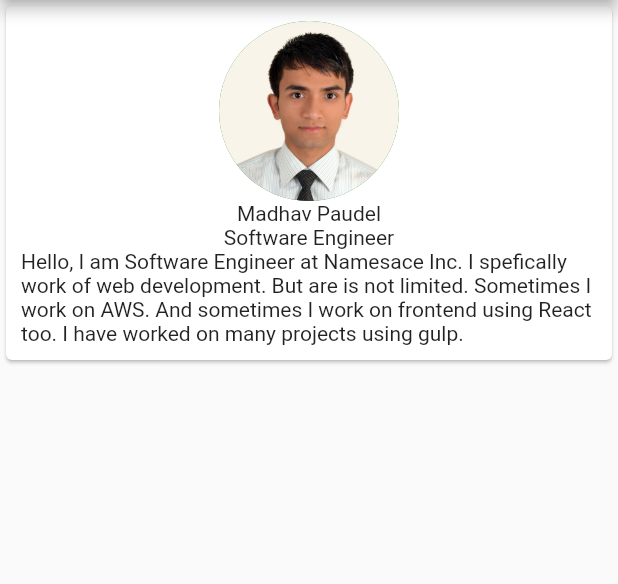
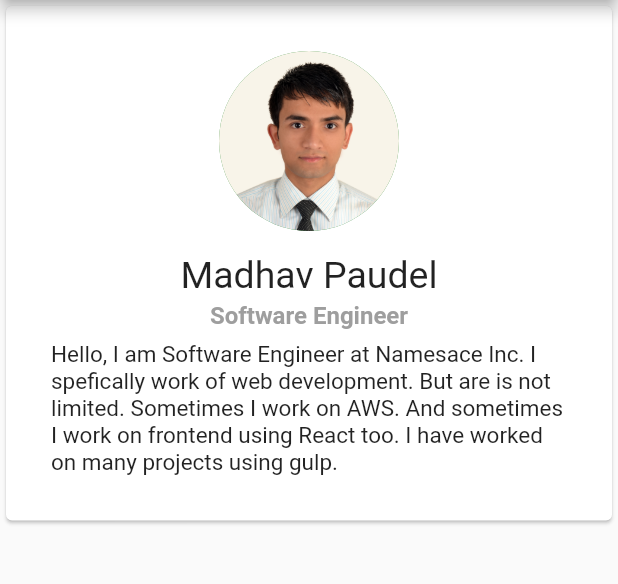
Before and after one commit to poudelmadhav/mycvapp, a Flutter app: the screen it shows after launch, on a phone screen of 412 x 824 dp, the part 84-668 px from its top. Run offline on Flutter 3.47's test engine with Material 2 defaults, Android fonts, the phone set to English and light mode, and no system bars.

Commit message:
top part font decorated and spacing fixed

```diff
--- a/lib/main.dart
+++ b/lib/main.dart
@@ -20,16 +20,46 @@ class MyApp extends StatelessWidget {
           children: <Widget>[
             Card(
               child: Padding(
-                padding: const EdgeInsets.all(10.0),
+                padding: EdgeInsets.symmetric(
+                  horizontal: 30.0,
+                  vertical: 30.0,
+                ),
                 child: Column(
                   children: <Widget>[
                     CircleAvatar(
-                      backgroundImage: AssetImage("assets/Madhav_Paudel_photo_square.jpg"),
+                      backgroundImage:
+                          AssetImage("assets/Madhav_Paudel_photo_square.jpg"),
                       radius: 60.0,
                     ),
-                    Text("Madhav Paudel"),
-                    Text("Software Engineer"),
-                    Text("Hello, I am Software Engineer at Namesace Inc. I spefically work of web development. But are is not limited. Sometimes I work on AWS. And sometimes I work on frontend using React too. I have worked on many projects using gulp."),
+                    SizedBox(
+                      height: 15.0,
+                    ),
+                    Text(
+                      "Madhav Paudel",
+                      style: TextStyle(
+                        fontSize: 25.0,
+                      ),
+                    ),
+                    SizedBox(
+                      height: 3.0,
+                    ),
+                    Text(
+                      "Software Engineer",
+                      style: TextStyle(
+                        color: Colors.grey,
+                        fontWeight: FontWeight.w600,
+                        fontSize: 16.0,
+                      ),
+                    ),
+                    SizedBox(
+                      height: 7.0,
+                    ),
+                    Text(
+                      "Hello, I am Software Engineer at Namesace Inc. I spefically work of web development. But are is not limited. Sometimes I work on AWS. And sometimes I work on frontend using React too. I have worked on many projects using gulp.",
+                      style: TextStyle(
+                        fontSize: 15.0,
+                      ),
+                    ),
                   ],
                 ),
               ),
```
